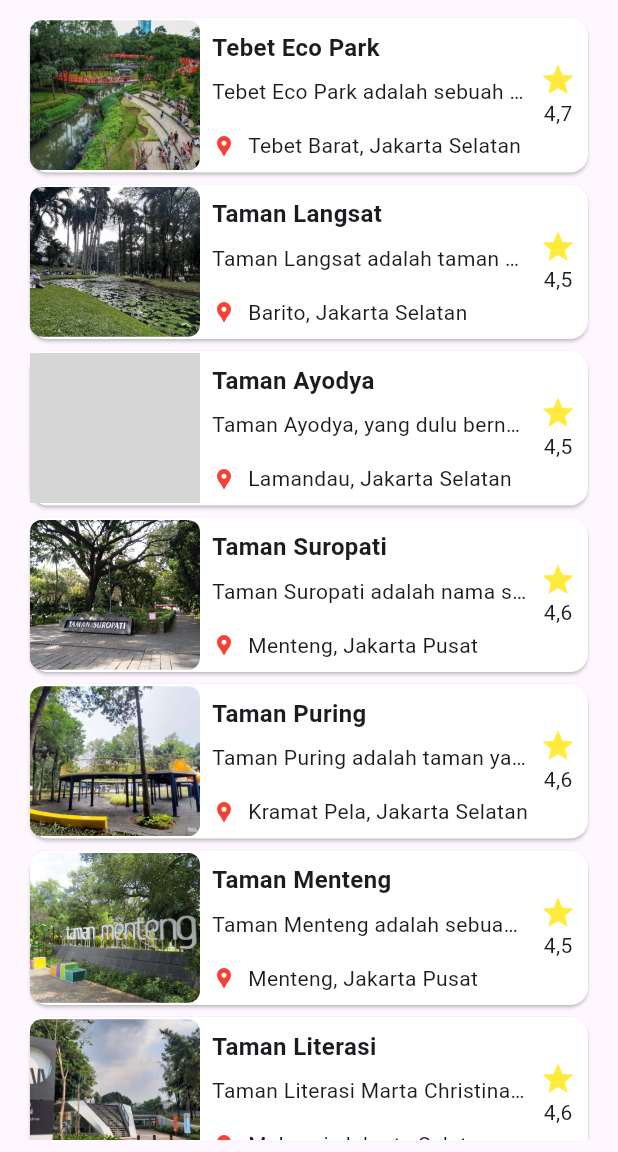
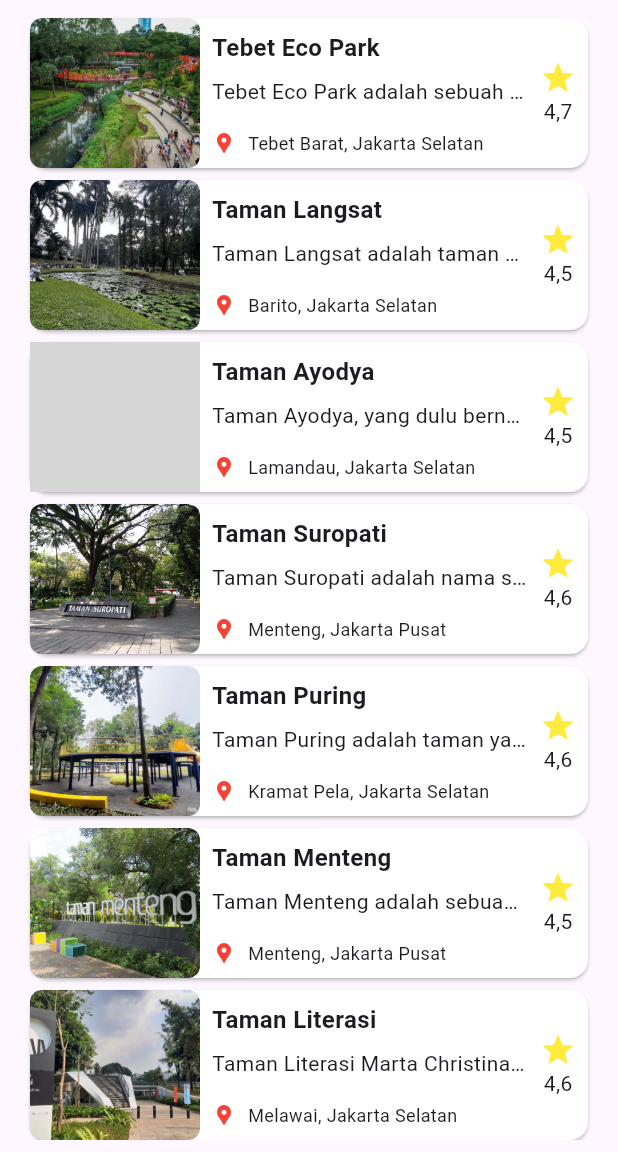
Before and after one commit to munovrizall/ParkPal_Dicoding_Submission, a Flutter app: the screen it shows after launch, on a phone screen of 412 x 824 dp, the part 84-1236 px from its top. Run offline on Flutter 3.47's test engine with Material 3 defaults, Android fonts, the phone set to English and light mode, and no system bars; grey boxes are pictures that could not be loaded.

Commit message:
text overflow fixed

```diff
--- a/lib/screen/main_screen.dart
+++ b/lib/screen/main_screen.dart
@@ -22,7 +22,7 @@ class MainScreen extends StatelessWidget {
       body: LayoutBuilder(
         builder: (BuildContext context, BoxConstraints constraints) {
           if (constraints.maxWidth <= 600) {
-            return ParkPlaceList();
+            return const ParkPlaceList();
           } else if (constraints.maxWidth <= 1200) {
             return const ParkPlaceGrid(gridCount: 4);
           } else {
@@ -89,7 +89,8 @@ class ParkPlaceGrid extends StatelessWidget {
                         ),
                         Text(
                           place.description,
-                          style: TextStyle(overflow: TextOverflow.ellipsis),
+                          style:
+                              const TextStyle(overflow: TextOverflow.ellipsis),
                         ),
                         const SizedBox(
                           height: 16,
@@ -102,7 +103,11 @@ class ParkPlaceGrid extends StatelessWidget {
                               color: Colors.red,
                             ),
                             const SizedBox(width: 8),
-                            Text(place.location),
+                            Text(
+                              place.location,
+                              style: const TextStyle(
+                                  overflow: TextOverflow.ellipsis),
+                            ),
                           ],
                         ),
                       ],
@@ -113,7 +118,7 @@ class ParkPlaceGrid extends StatelessWidget {
                   padding: const EdgeInsets.only(right: 8),
                   child: Column(
                     children: [
-                      Icon(
+                      const Icon(
                         Icons.star,
                         color: Colors.yellow,
                       ),
@@ -187,7 +192,8 @@ class ParkPlaceList extends StatelessWidget {
                           ),
                           Text(
                             place.description,
-                            style: TextStyle(overflow: TextOverflow.ellipsis),
+                            style: const TextStyle(
+                                overflow: TextOverflow.ellipsis),
                           ),
                           const SizedBox(
                             height: 16,
@@ -200,7 +206,13 @@ class ParkPlaceList extends StatelessWidget {
                                 color: Colors.red,
                               ),
                               const SizedBox(width: 8),
-                              Text(place.location),
+                              Text(
+                                place.location,
+                                style: const TextStyle(
+                                  fontSize: 12,
+                                  overflow: TextOverflow.ellipsis,
+                                ),
+                              ),
                             ],
                           ),
                         ],
@@ -211,7 +223,7 @@ class ParkPlaceList extends StatelessWidget {
                     padding: const EdgeInsets.only(right: 8),
                     child: Column(
                       children: [
-                        Icon(
+                        const Icon(
                           Icons.star,
                           color: Colors.yellow,
                         ),
--- a/pubspec.yaml
+++ b/pubspec.yaml
@@ -45,7 +45,7 @@ dev_dependencies:
   # activated in the `analysis_options.yaml` file located at the root of your
   # package. See that file for information about deactivating specific lint
   # rules and activating additional ones.
-  flutter_lints: ^2.0.0
+  flutter_lints: ^3.0.1
 
 # For information on the generic Dart part of this file, see the
 # following page: https://dart.dev/tools/pub/pubspec
```
Also changed, not shown: lib/generated/assets.dart (deleted), pubspec.lock.
